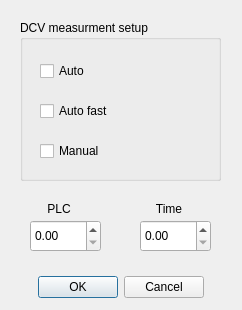
is4rk/Fluke8588A-pyvisa, file measSetupDC.ui: the form before one commit.
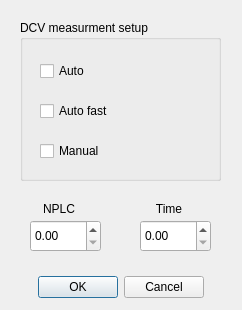
The form after the commit.

Commit message: GUI: update to work with next library commit

Patch:
```diff
--- a/measSetupDC.ui
+++ b/measSetupDC.ui
@@ -110,7 +110,7 @@
     </rect>
    </property>
    <property name="text">
-    <string>PLC</string>
+    <string>NPLC</string>
    </property>
    <property name="alignment">
     <set>Qt::AlignmentFlag::AlignCenter</set>
```
Left out of the diff: 2 changed lines with no effect on the pictures. The commit also changes 1 other file.
